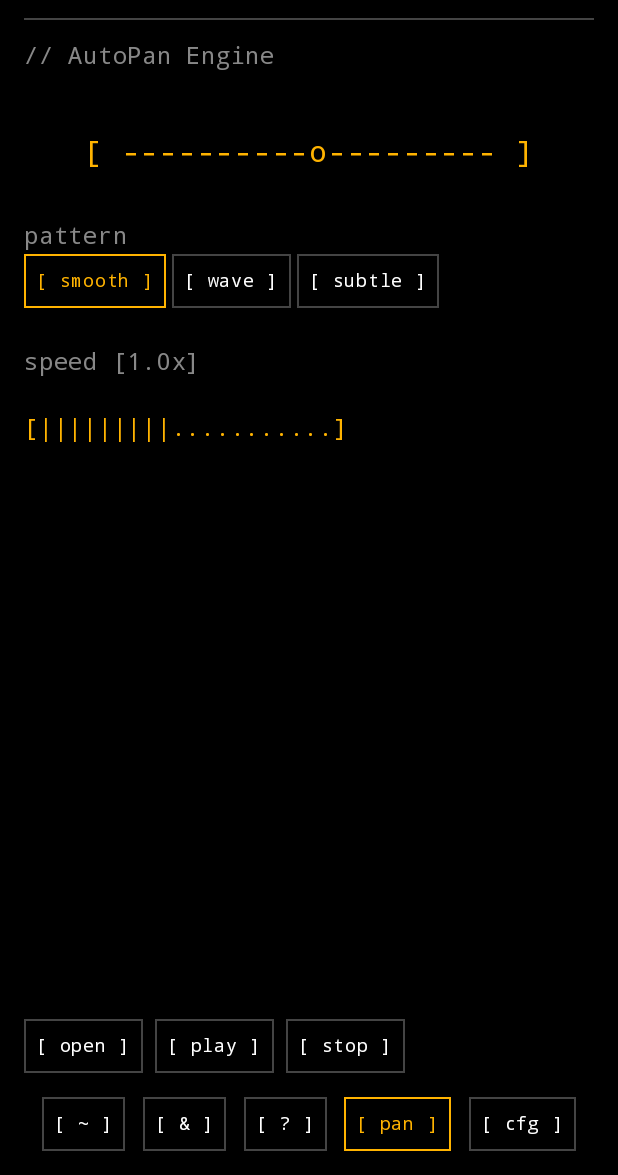
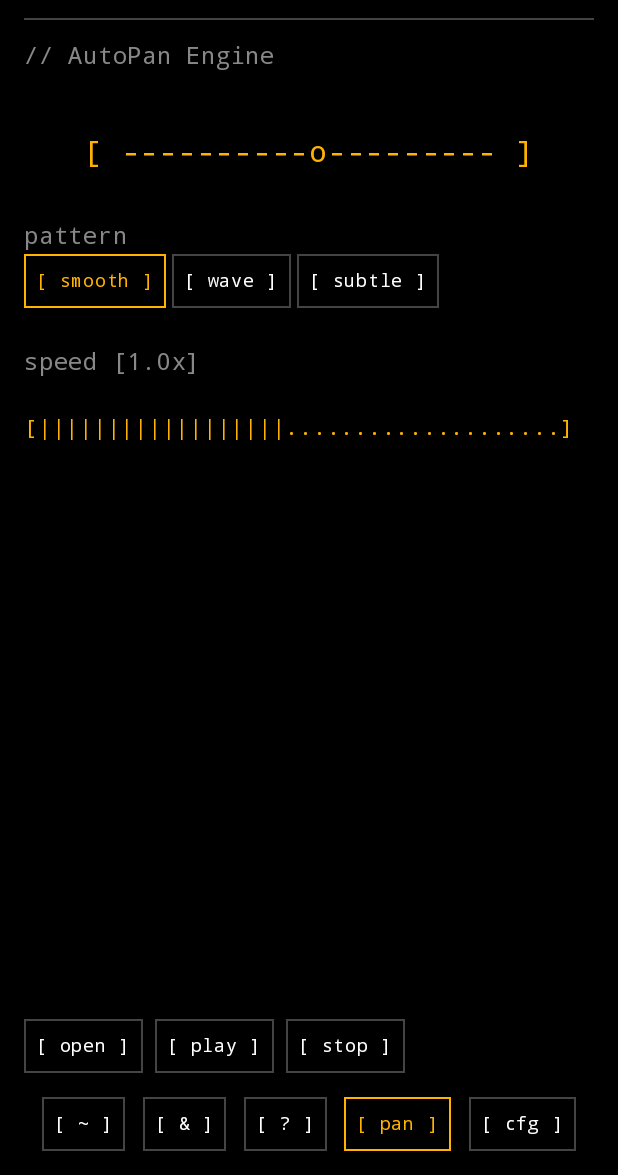
Before and after one commit to Slowdiv3-ai/TuiPan, an Android app built with Jetpack Compose: the screen it shows after launch (MainActivity), on a phone screen of 412 x 824 dp, the part 61-1236 px from its top. Run offline under Robolectric (Android 15) with nearby library versions, the phone set to English and light mode, and no system bars.

Commit message:
Update MainActivity.kt

```diff
--- a/app/src/main/java/com/yourname/terminalpan/MainActivity.kt
+++ b/app/src/main/java/com/yourname/terminalpan/MainActivity.kt
@@ -6,6 +6,7 @@ import android.os.Bundle
 import androidx.activity.ComponentActivity
 import androidx.activity.compose.setContent
 import androidx.activity.compose.rememberLauncherForActivityResult
+import androidx.compose.foundation.layout.BoxWithConstraints
 import androidx.activity.result.contract.ActivityResultContracts
 import androidx.compose.foundation.background
 import androidx.compose.foundation.border
@@ -179,7 +180,8 @@ fun TerminalScreen(player: ExoPlayer, panProcessor: PanAudioProcessor) {
                     TerminalSlider(
                         value = speed,
                         onValueChange = { speed = it },
-                        range = 0.05f..2.0f
+                        range = 0.05f..2.0f,
+                        modifier = Modifier.fillMaxWidth().padding(horizontal = 0.dp) // Edge to Edge
                     )
                 }
             } else {
@@ -232,20 +234,11 @@ fun TerminalScreen(player: ExoPlayer, panProcessor: PanAudioProcessor) {
 fun TerminalSlider(
     value: Float,
     onValueChange: (Float) -> Unit,
-    range: ClosedFloatingPointRange<Float>
+    range: ClosedFloatingPointRange<Float>,
+    modifier: Modifier = Modifier
 ) {
-    val barLength = 20
-    val progress = ((value - range.start) / (range.endInclusive - range.start)).coerceIn(0f, 1f)
-    val filled = (progress * barLength).toInt().coerceIn(0, barLength)
-
-    val asciiBar = buildString {
-        append("|".repeat(filled))
-        append(".".repeat(barLength - filled))
-    }
-
-    Box(
-        modifier = Modifier
-            .fillMaxWidth()
+    BoxWithConstraints(
+        modifier = modifier // Use the passed modifier
             .height(48.dp)
             .pointerInput(range) {
                 detectTapGestures { offset ->
@@ -271,11 +264,24 @@ fun TerminalSlider(
             },
         contentAlignment = Alignment.CenterStart
     ) {
+        // Calculate how many characters can fit based on the width (approx 10dp per char)
+        val charWidth = 10.dp // Approximate width of a monospace character
+        val barLength = (maxWidth / charWidth).toInt().coerceAtLeast(10)
+
+        val progress = ((value - range.start) / (range.endInclusive - range.start)).coerceIn(0f, 1f)
+        val filled = (progress * barLength).toInt().coerceIn(0, barLength)
+
+        val asciiBar = buildString {
+            append("|".repeat(filled))
+            append(".".repeat(barLength - filled))
+        }
+
         Text(
             text = "[$asciiBar]",
             fontFamily = FontFamily.Monospace,
             color = Color(0xFFFFB300),
-            fontSize = 16.sp
+            fontSize = 14.sp, // Slightly smaller to fit more chars
+            maxLines = 1
         )
     }
 }
```
